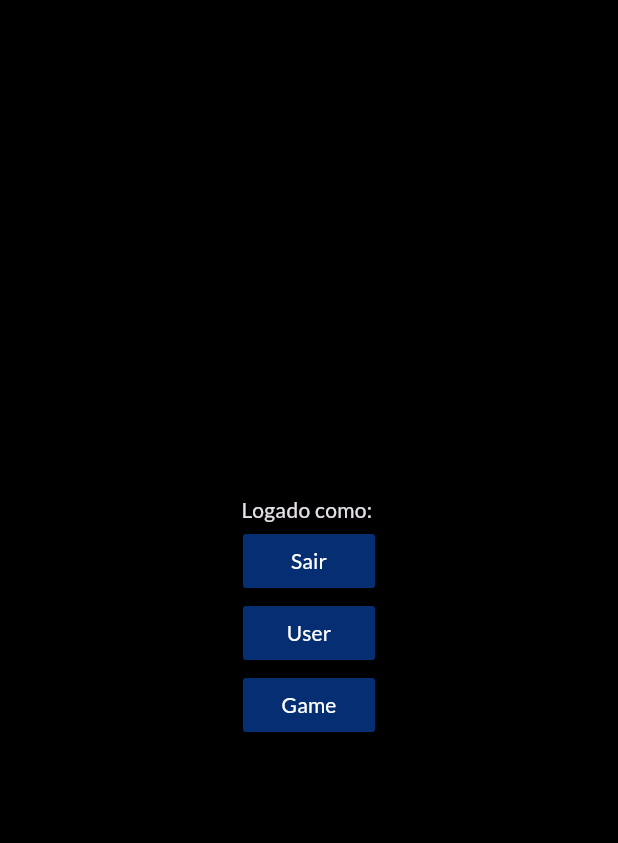
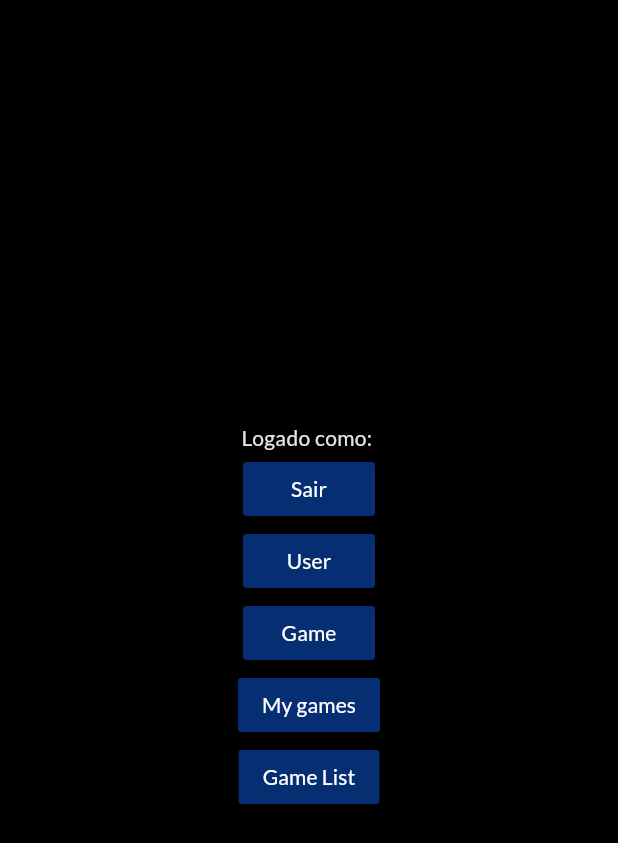
Before and after one commit to israeliarb/gamexchange, a Flutter app: the screen it shows once a user with an empty profile is signed in, on a phone screen of 412 x 824 dp. Shown: the top 843 px of the screen. Run offline on Flutter 3.47's test engine with Material 2 defaults, Android fonts, the phone set to English and light mode, and no system bars; our stand-ins replace cloud_firestore, firebase_auth, firebase_core, firebase_storage, google_fonts, image_picker and 1 more; accounts and stored records are empty.

Commit message:
feat: get my games, get game list functions

```diff
--- a/lib/screens/home_page.dart
+++ b/lib/screens/home_page.dart
@@ -2,6 +2,7 @@ import 'package:firebase_auth/firebase_auth.dart';
 import 'package:flutter/material.dart';
 import 'package:gamexchange/auth/main_page.dart';
 import 'package:gamexchange/constants/colors.dart';
+import 'package:gamexchange/controllers/game_controller.dart';
 import 'package:gamexchange/controllers/user_controller.dart';
 import 'package:gamexchange/screens/game_form.dart';
 
@@ -56,7 +57,21 @@ class _HomePageState extends State<HomePage> {
             },
             color: CustomColor.customBlue,
             child: const Text('Game'),
-          )
+          ),
+          MaterialButton(
+            onPressed: () {
+              getMyGames(currentUser.uid);
+            },
+            color: CustomColor.customBlue,
+            child: const Text('My games'),
+          ),
+          MaterialButton(
+            onPressed: () {
+              getGameList(currentUser.uid);
+            },
+            color: CustomColor.customBlue,
+            child: const Text('Game List'),
+          ),
         ],
       )),
     );
--- a/pubspec.yaml
+++ b/pubspec.yaml
@@ -40,6 +40,9 @@ dependencies:
   firebase_core: ^2.4.1
   firebase_auth: ^4.2.5
   cloud_firestore: ^4.3.1
+  image_picker: ^0.8.6+1
+  firebase_storage: ^11.0.10
+  permission_handler: ^10.2.0
 
 dev_dependencies:
   flutter_test:
```
Also changed, not shown: lib/controllers/game_controller.dart (+50 -7 lines).
